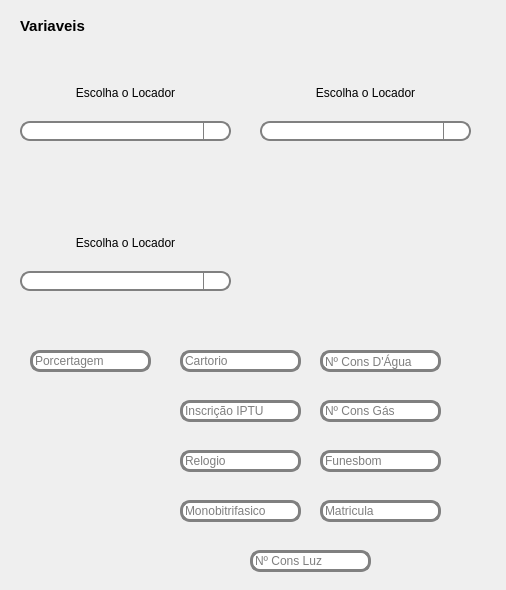
Old version of the form front/ui/pages/administracao_locacao/administracao_locacao.ui in the repository tiagodsg1/gerador_contratos.
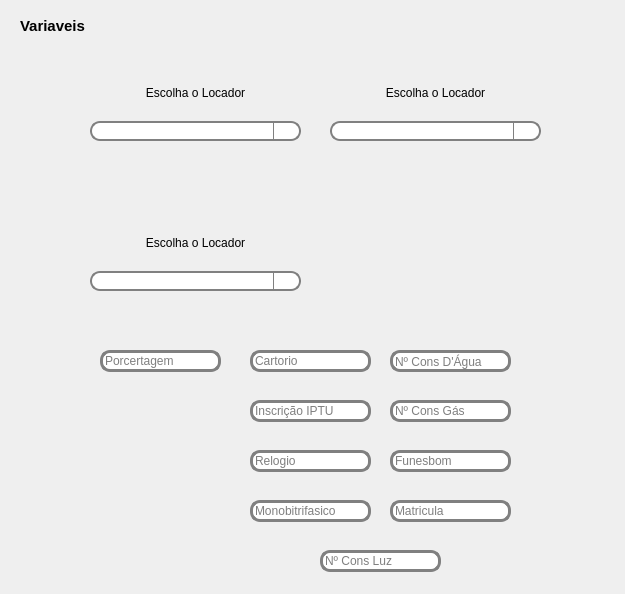
New version of the form. Icons and pictures are not drawn.

```diff
--- a/front/ui/pages/administracao_locacao/administracao_locacao.ui
+++ b/front/ui/pages/administracao_locacao/administracao_locacao.ui
@@ -6,8 +6,8 @@
    <rect>
     <x>0</x>
     <y>0</y>
-    <width>506</width>
-    <height>590</height>
+    <width>625</width>
+    <height>594</height>
    </rect>
   </property>
   <property name="windowTitle">
@@ -65,7 +65,7 @@
   <widget class="QLineEdit" name="lineEdit">
    <property name="geometry">
     <rect>
-     <x>30</x>
+     <x>100</x>
      <y>350</y>
      <width>121</width>
      <height>22</height>
@@ -78,7 +78,7 @@
   <widget class="QPushButton" name="pushButton">
    <property name="geometry">
     <rect>
-     <x>350</x>
+     <x>420</x>
      <y>90</y>
      <width>41</width>
      <height>41</height>
@@ -107,7 +107,7 @@
   <widget class="QWidget" name="layoutWidget">
    <property name="geometry">
     <rect>
-     <x>260</x>
+     <x>330</x>
      <y>70</y>
      <width>211</width>
      <height>71</height>
@@ -132,7 +132,7 @@
   <widget class="QPushButton" name="pushButton_3">
    <property name="geometry">
     <rect>
-     <x>100</x>
+     <x>170</x>
      <y>240</y>
      <width>41</width>
      <height>41</height>
@@ -161,7 +161,7 @@
   <widget class="QWidget" name="layoutWidget_2">
    <property name="geometry">
     <rect>
-     <x>20</x>
+     <x>90</x>
      <y>220</y>
      <width>211</width>
      <height>71</height>
@@ -186,7 +186,7 @@
   <widget class="QWidget" name="layoutWidget">
    <property name="geometry">
     <rect>
-     <x>20</x>
+     <x>90</x>
      <y>70</y>
      <width>211</width>
      <height>71</height>
@@ -211,7 +211,7 @@
   <widget class="QLineEdit" name="lineEdit_13">
    <property name="geometry">
     <rect>
-     <x>180</x>
+     <x>250</x>
      <y>500</y>
      <width>121</width>
      <height>22</height>
@@ -224,7 +224,7 @@
   <widget class="QLineEdit" name="lineEdit_16">
    <property name="geometry">
     <rect>
-     <x>320</x>
+     <x>390</x>
      <y>350</y>
      <width>121</width>
      <height>22</height>
@@ -237,7 +237,7 @@
   <widget class="QLineEdit" name="lineEdit_9">
    <property name="geometry">
     <rect>
-     <x>180</x>
+     <x>250</x>
      <y>400</y>
      <width>121</width>
      <height>22</height>
@@ -250,7 +250,7 @@
   <widget class="QLineEdit" name="lineEdit_10">
    <property name="geometry">
     <rect>
-     <x>180</x>
+     <x>250</x>
      <y>450</y>
      <width>121</width>
      <height>22</height>
@@ -263,7 +263,7 @@
   <widget class="QLineEdit" name="lineEdit_11">
    <property name="geometry">
     <rect>
-     <x>320</x>
+     <x>390</x>
      <y>500</y>
      <width>121</width>
      <height>22</height>
@@ -276,7 +276,7 @@
   <widget class="QLineEdit" name="lineEdit_8">
    <property name="geometry">
     <rect>
-     <x>180</x>
+     <x>250</x>
      <y>350</y>
      <width>121</width>
      <height>22</height>
@@ -289,7 +289,7 @@
   <widget class="QLineEdit" name="lineEdit_14">
    <property name="geometry">
     <rect>
-     <x>320</x>
+     <x>390</x>
      <y>400</y>
      <width>121</width>
      <height>22</height>
@@ -302,7 +302,7 @@
   <widget class="QLineEdit" name="lineEdit_15">
    <property name="geometry">
     <rect>
-     <x>320</x>
+     <x>390</x>
      <y>450</y>
      <width>121</width>
      <height>22</height>
@@ -315,7 +315,7 @@
   <widget class="QLineEdit" name="lineEdit_12">
    <property name="geometry">
     <rect>
-     <x>250</x>
+     <x>320</x>
      <y>550</y>
      <width>121</width>
      <height>22</height>
```
